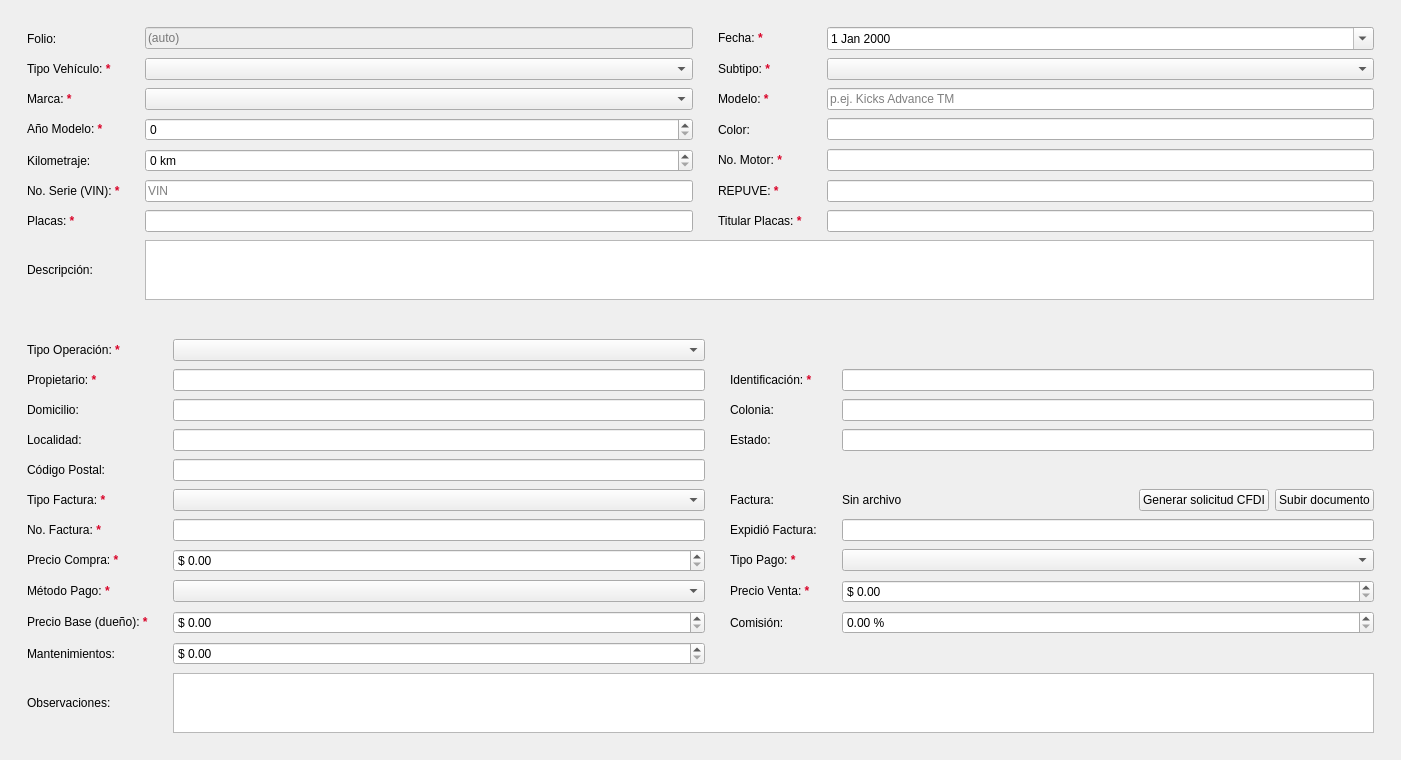
ShibaK7/seminuevos, file src/presentation/inventory/registration/steps/details/vehicledetailsview.ui: the form before one commit.
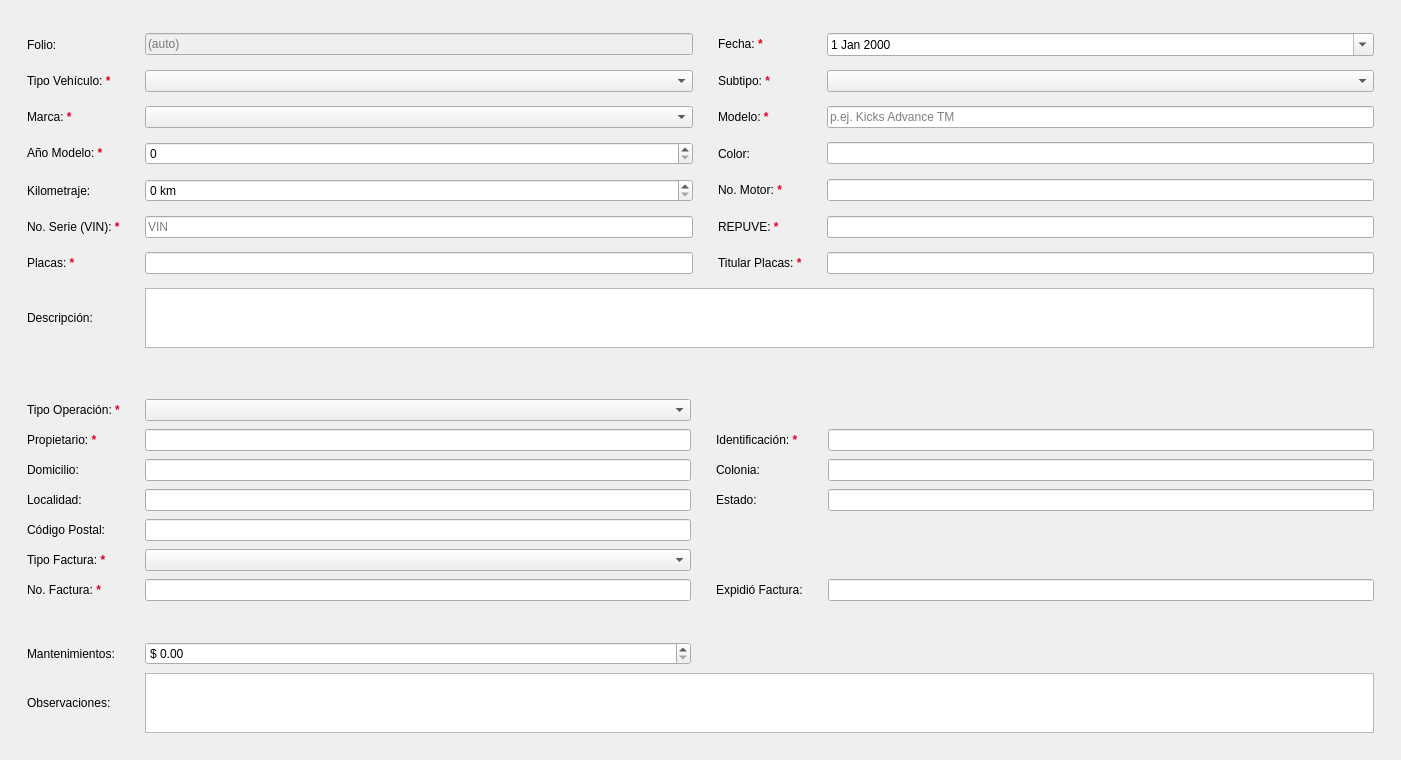
The form after the commit. Custom widgets are drawn as their Qt base class.

Commit message: Give each branch its own section of the details step

Patch:
```diff
--- a/src/presentation/inventory/registration/steps/details/vehicledetailsview.ui
+++ b/src/presentation/inventory/registration/steps/details/vehicledetailsview.ui
@@ -347,7 +347,7 @@
    </item>
    <item>
     <widget class="QFrame" name="ownerAndAcquisitionCard">
-     <layout class="QGridLayout" name="ownerAndAcquisitionGrid">
+     <layout class="QGridLayout" name="ownerAndAcquisitionGrid" columnstretch="0,1,0,1">
       <property name="leftMargin">
        <number>16</number>
       </property>
@@ -537,61 +537,6 @@
         </property>
        </widget>
       </item>
-      <item row="5" column="2">
-       <widget class="QLabel" name="invoiceFileRowLabel">
-        <property name="text">
-         <string>Factura:</string>
-        </property>
-        <property name="buddy">
-         <cstring>invoiceUploadButton</cstring>
-        </property>
-       </widget>
-      </item>
-      <item row="5" column="3">
-       <widget class="QWidget" name="invoiceFileWidget" native="true">
-        <layout class="QHBoxLayout" name="invoiceFileLayout" stretch="1,0,0">
-         <property name="leftMargin">
-          <number>0</number>
-         </property>
-         <property name="topMargin">
-          <number>0</number>
-         </property>
-         <property name="rightMargin">
-          <number>0</number>
-         </property>
-         <property name="bottomMargin">
-          <number>0</number>
-         </property>
-         <item>
-          <widget class="QLabel" name="invoiceFileLabel">
-           <property name="text">
-            <string>Sin archivo</string>
-           </property>
-          </widget>
-         </item>
-         <item>
-          <widget class="QPushButton" name="cfdiRequestButton">
-           <property name="text">
-            <string>Generar solicitud CFDI</string>
-           </property>
-           <property name="class" stdset="0">
-            <string notr="true">secondary</string>
-           </property>
-          </widget>
-         </item>
-         <item>
-          <widget class="QPushButton" name="invoiceUploadButton">
-           <property name="text">
-            <string>Subir documento</string>
-           </property>
-           <property name="class" stdset="0">
-            <string notr="true">secondary</string>
-           </property>
-          </widget>
-         </item>
-        </layout>
-       </widget>
-      </item>
       <item row="6" column="0">
        <widget class="QLabel" name="invoiceNumberLabel">
         <property name="text">
@@ -632,142 +577,13 @@
         </property>
        </widget>
       </item>
-      <item row="7" column="0">
-       <widget class="QLabel" name="purchasePriceLabel">
-        <property name="text">
-         <string>Precio Compra:  &lt;span style='color: #D90429; font-weight: bold;'&gt;*&lt;/span&gt;</string>
-        </property>
-        <property name="buddy">
-         <cstring>purchasePriceSpin</cstring>
-        </property>
-       </widget>
+      <item row="7" column="0" colspan="4">
+       <widget class="AcquisitionTermsSection" name="acquisitionSection" native="true"/>
       </item>
-      <item row="7" column="1">
-       <widget class="QDoubleSpinBox" name="purchasePriceSpin">
-        <property name="prefix">
-         <string>$ </string>
-        </property>
-        <property name="decimals">
-         <number>2</number>
-        </property>
-        <property name="maximum">
-         <double>99999999.000000000000000</double>
-        </property>
-        <property name="field" stdset="0">
-         <string notr="true">purchasePrice</string>
-        </property>
-       </widget>
-      </item>
-      <item row="7" column="2">
-       <widget class="QLabel" name="paymentTypeLabel">
-        <property name="text">
-         <string>Tipo Pago:  &lt;span style='color: #D90429; font-weight: bold;'&gt;*&lt;/span&gt;</string>
-        </property>
-        <property name="buddy">
-         <cstring>paymentTypeCombo</cstring>
-        </property>
-       </widget>
-      </item>
-      <item row="7" column="3">
-       <widget class="QComboBox" name="paymentTypeCombo">
-        <property name="field" stdset="0">
-         <string notr="true">paymentType</string>
-        </property>
-       </widget>
-      </item>
-      <item row="8" column="0">
-       <widget class="QLabel" name="paymentMethodLabel">
-        <property name="text">
-         <string>Método Pago:  &lt;span style='color: #D90429; font-weight: bold;'&gt;*&lt;/span&gt;</string>
-        </property>
-        <property name="buddy">
-         <cstring>paymentMethodCombo</cstring>
-        </property>
-       </widget>
-      </item>
-      <item row="8" column="1">
-       <widget class="QComboBox" name="paymentMethodCombo">
-        <property name="field" stdset="0">
-         <string notr="true">paymentMethod</string>
-        </property>
-       </widget>
-      </item>
-      <item row="8" column="2">
-       <widget class="QLabel" name="salePriceLabel">
-        <property name="text">
-         <string>Precio Venta:  &lt;span style='color: #D90429; font-weight: bold;'&gt;*&lt;/span&gt;</string>
-        </property>
-        <property name="buddy">
-         <cstring>salePriceSpin</cstring>
-        </property>
-       </widget>
-      </item>
-      <item row="8" column="3">
-       <widget class="QDoubleSpinBox" name="salePriceSpin">
-        <property name="prefix">
-         <string>$ </string>
-        </property>
-        <property name="maximum">
-         <double>99999999.000000000000000</double>
-        </property>
-        <property name="field" stdset="0">
-         <string notr="true">salePrice</string>
-        </property>
-       </widget>
+      <item row="8" column="0" colspan="4">
+       <widget class="ConsignmentTermsSection" name="consignmentSection" native="true"/>
       </item>
       <item row="9" column="0">
-       <widget class="QLabel" name="basePriceLabel">
-        <property name="text">
-         <string>Precio Base (dueño):  &lt;span style='color: #D90429; font-weight: bold;'&gt;*&lt;/span&gt;</string>
-        </property>
-        <property name="buddy">
-         <cstring>basePriceSpin</cstring>
-        </property>
-       </widget>
-      </item>
-      <item row="9" column="1">
-       <widget class="QDoubleSpinBox" name="basePriceSpin">
-        <property name="prefix">
-         <string>$ </string>
-        </property>
-        <property name="decimals">
-         <number>2</number>
-        </property>
-        <property name="maximum">
-         <double>99999999.000000000000000</double>
-        </property>
-        <property name="field" stdset="0">
-         <string notr="true">basePrice</string>
-        </property>
-       </widget>
-      </item>
-      <item row="9" column="2">
-       <widget class="QLabel" name="commissionRateLabel">
-        <property name="text">
-         <string>Comisión:</string>
-        </property>
-        <property name="buddy">
-         <cstring>commissionRateSpin</cstring>
-        </property>
-       </widget>
-      </item>
-      <item row="9" column="3">
-       <widget class="QDoubleSpinBox" name="commissionRateSpin">
-        <property name="suffix">
-         <string> %</string>
-        </property>
-        <property name="decimals">
-         <number>2</number>
-        </property>
-        <property name="maximum">
-         <double>100.000000000000000</double>
-        </property>
-        <property name="field" stdset="0">
-         <string notr="true">commissionRate</string>
-        </property>
-       </widget>
-      </item>
-      <item row="10" column="0">
        <widget class="QLabel" name="maintenanceCostLabel">
         <property name="text">
          <string>Mantenimientos:</string>
@@ -777,7 +593,7 @@
         </property>
        </widget>
       </item>
-      <item row="10" column="1">
+      <item row="9" column="1">
        <widget class="QDoubleSpinBox" name="maintenanceCostSpin">
         <property name="prefix">
          <string>$ </string>
@@ -790,7 +606,7 @@
         </property>
        </widget>
       </item>
-      <item row="11" column="0">
+      <item row="10" column="0">
        <widget class="QLabel" name="observationsLabel">
         <property name="text">
          <string>Observaciones:</string>
@@ -800,7 +616,7 @@
         </property>
        </widget>
       </item>
-      <item row="11" column="1" colspan="3">
+      <item row="10" column="1" colspan="3">
        <widget class="QTextEdit" name="observationsEdit">
         <property name="maximumSize">
          <size>
@@ -818,6 +634,20 @@
    </item>
   </layout>
  </widget>
+ <customwidgets>
+  <customwidget>
+   <class>AcquisitionTermsSection</class>
+   <extends>QWidget</extends>
+   <header>presentation/inventory/acquisition/acquisitiontermssection.h</header>
+   <container>1</container>
+  </customwidget>
+  <customwidget>
+   <class>ConsignmentTermsSection</class>
+   <extends>QWidget</extends>
+   <header>presentation/inventory/consignment/consignmenttermssection.h</header>
+   <container>1</container>
+  </customwidget>
+ </customwidgets>
  <tabstops>
   <tabstop>folioEdit</tabstop>
   <tabstop>dateEdit</tabstop>
```
Left out of the diff: 8 changed lines with no effect on the pictures. The commit also changes 20 other files.
